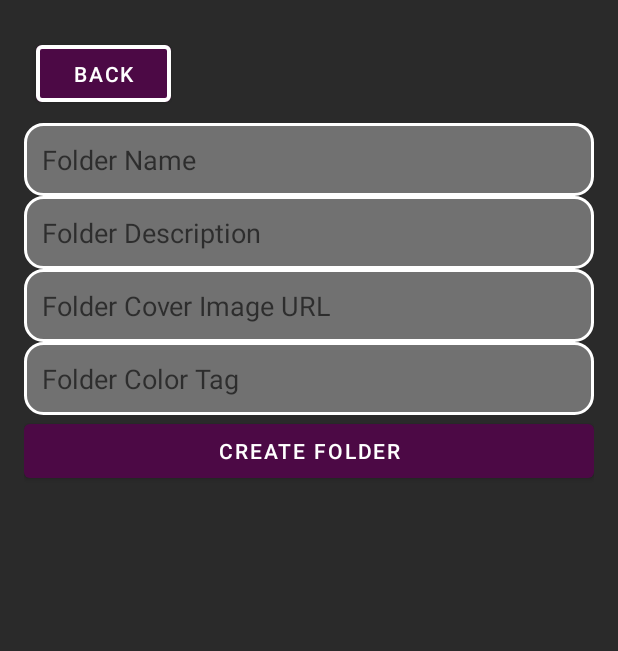
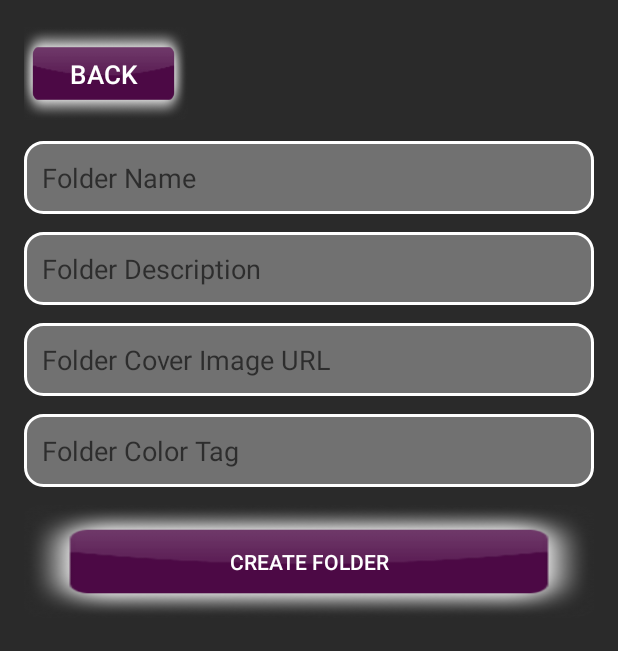
Before and after one commit to alvarotorrestx/heroic_organizer, an Android app: the fragment LibraryCreateFolderFragment shown on its own in the app's theme, on a phone screen of 412 x 824 dp. Shown: the top 651 px of the screen. Run offline under Robolectric (Android 15) with nearby library versions, the phone set to English and light mode, and no system bars; our stand-ins replace Firebase (no records; nobody signed in at launch, a user with empty details on screens opened directly).

Commit message:
Small layout detail updates

```diff
--- a/app/src/main/java/com/example/heroicorganizer/ui/comic/ComicDetailFragment.java
+++ b/app/src/main/java/com/example/heroicorganizer/ui/comic/ComicDetailFragment.java
@@ -104,7 +104,7 @@ public class ComicDetailFragment extends Fragment {
                             android.R.layout.simple_spinner_dropdown_item,
                             folderNames
                     );
-                    adapter.setDropDownViewResource(android.R.layout.simple_spinner_dropdown_item);
+                    adapter.setDropDownViewResource(R.layout.spinner_dropdown);
                     folderSpinner.setAdapter(adapter);
                 }
 
--- a/app/src/main/res/layout/fragment_library_create.xml
+++ b/app/src/main/res/layout/fragment_library_create.xml
@@ -7,17 +7,17 @@
               android:orientation="vertical"
               android:background="#2A2A2A">
 
-    <Button
+    <android.widget.Button
             android:id="@+id/backToFolders"
+            android:enabled="true"
             android:layout_width="90dp"
             android:layout_height="50dp"
             android:layout_gravity="left|center"
             android:text="Back"
-            android:backgroundTint="#4C0945" android:textColor="@color/white" app:strokeColor="@color/white"
-            app:strokeWidth="2.5sp"
-            android:contentDescription="Back to Folders"
+            app:layout_constraintTop_toTopOf="parent"
             android:layout_margin="8dp"
-    />
+            android:background="@drawable/btn_bg"
+            android:textColor="@color/white" android:scaleX="1.25" android:scaleY="1.25"/>
 
     <EditText
             android:id="@+id/folderName"
@@ -27,7 +27,10 @@
             android:backgroundTint="@color/white"
             android:textColor="@color/white"
             android:minHeight="48dp"
-            android:background="@drawable/field_bg" android:padding="12dp"/>
+            android:background="@drawable/field_bg"
+            android:layout_marginTop="12dp"
+            android:layout_marginBottom="12dp"
+            android:padding="12dp"/>
     <EditText
             android:id="@+id/folderDescription"
             android:layout_width="match_parent"
@@ -36,7 +39,9 @@
             android:backgroundTint="@color/white"
             android:textColor="@color/white"
             android:minHeight="48dp"
-            android:background="@drawable/field_bg" android:padding="12dp"/>
+            android:background="@drawable/field_bg"
+            android:layout_marginBottom="12dp"
+            android:padding="12dp"/>
     <EditText
             android:id="@+id/folderCoverImg"
             android:layout_width="match_parent"
@@ -45,7 +50,9 @@
             android:backgroundTint="@color/white"
             android:textColor="@color/white"
             android:minHeight="48dp"
-            android:background="@drawable/field_bg" android:padding="12dp"/>
+            android:background="@drawable/field_bg"
+            android:layout_marginBottom="12dp"
+            android:padding="12dp"/>
     <EditText
             android:id="@+id/folderColorTag"
             android:layout_width="match_parent"
@@ -54,13 +61,17 @@
             android:backgroundTint="@color/white"
             android:textColor="@color/white"
             android:minHeight="48dp"
-            android:background="@drawable/field_bg" android:padding="12dp"/>
+            android:background="@drawable/field_bg"
+            android:layout_marginBottom="12dp"
+            android:padding="12dp"/>
 
-    <Button
+    <android.widget.Button
+            android:background="@drawable/btn_bg" android:textColor="@color/white"
+            android:layout_height="75dp"
             android:id="@+id/newFolder"
             android:layout_width="match_parent"
-            android:layout_height="wrap_content"
+
             android:text="Create Folder"
-    />
+            android:layout_marginBottom="4dp"/>
 
 </LinearLayout>
```
Also changed, not shown: app/src/main/res/layout/fragment_comic_details.xml (+11 -10 lines), app/src/main/res/layout/spinner_dropdown.xml (added, +9 -0 lines).
